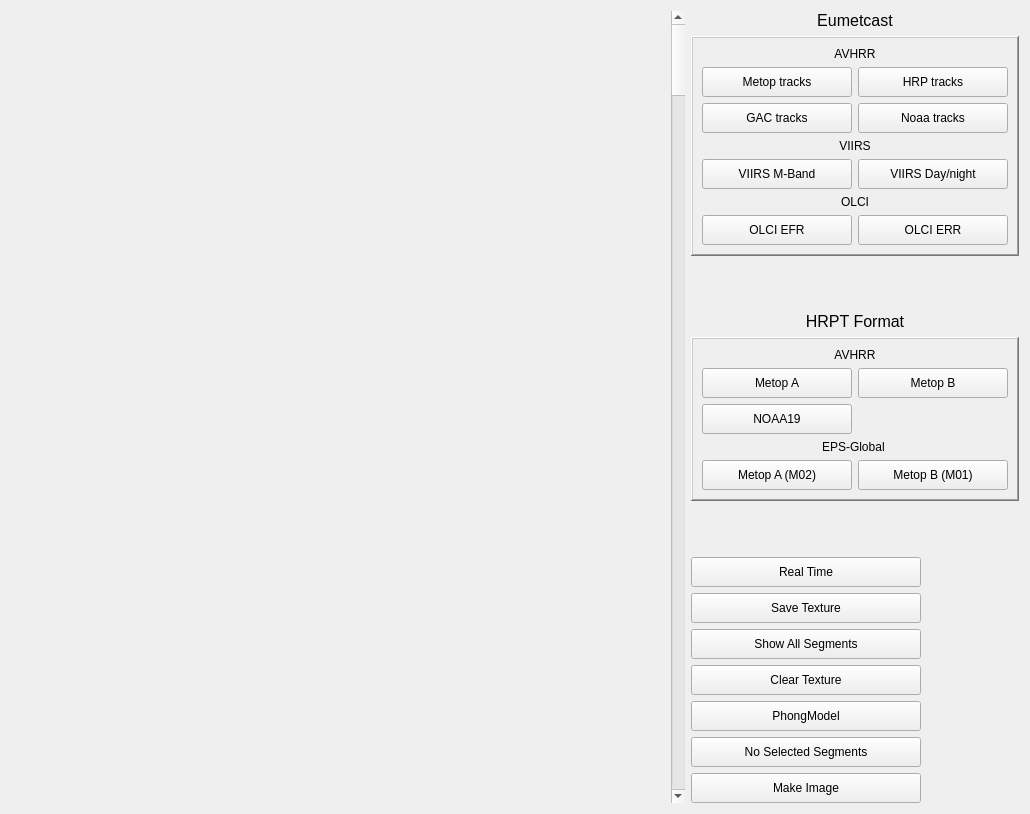
This is core/formmapcyl.ui in hvanruys/EUMETCastView as Qt 5 draws it before an edit. The edited form follows.
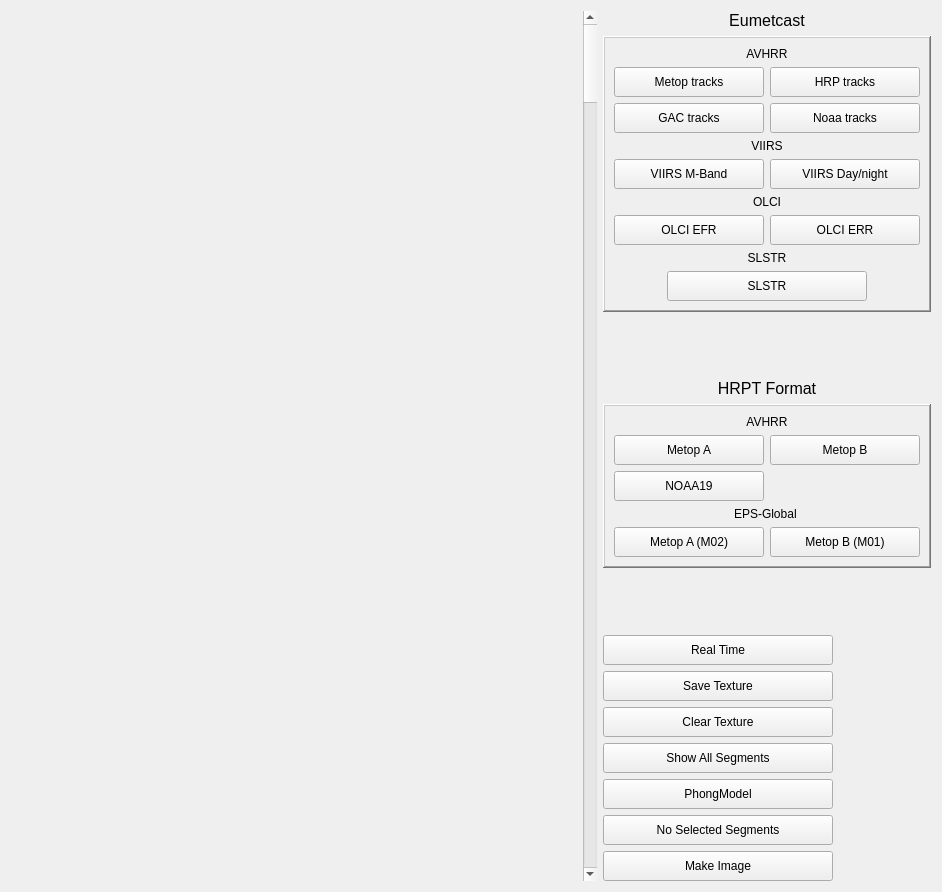
This is the edited form.

Commit message: Support for Sentinel-3A SLSTR images.

What changed in the file:
```diff
--- a/core/formmapcyl.ui
+++ b/core/formmapcyl.ui
@@ -6,14 +6,14 @@
    <rect>
     <x>0</x>
     <y>0</y>
-    <width>1030</width>
-    <height>814</height>
+    <width>942</width>
+    <height>892</height>
    </rect>
   </property>
   <property name="windowTitle">
    <string>Form</string>
   </property>
-  <layout class="QHBoxLayout" name="horizontalLayout_3" stretch="10,0,0">
+  <layout class="QHBoxLayout" name="horizontalLayout_4" stretch="10,0,0">
    <item>
     <widget class="QStackedWidget" name="stackedWidget">
      <property name="sizePolicy">
@@ -35,7 +35,7 @@
     </widget>
    </item>
    <item>
-    <layout class="QVBoxLayout" name="verticalLayout">
+    <layout class="QVBoxLayout" name="verticalLayout" stretch="0,0,0,0,0,0,0,0,0,0,0,0,0">
      <item>
       <widget class="QLabel" name="label">
        <property name="font">
@@ -282,6 +282,65 @@
           </item>
          </layout>
         </item>
+        <item>
+         <widget class="QLabel" name="label_8">
+          <property name="text">
+           <string>SLSTR</string>
+          </property>
+          <property name="alignment">
+           <set>Qt::AlignCenter</set>
+          </property>
+         </widget>
+        </item>
+        <item>
+         <layout class="QHBoxLayout" name="horizontalLayout_3" stretch="0,0,0">
+          <item>
+           <spacer name="horizontalSpacer_2">
+            <property name="orientation">
+             <enum>Qt::Horizontal</enum>
+            </property>
+            <property name="sizeHint" stdset="0">
+             <size>
+              <width>40</width>
+              <height>20</height>
+             </size>
+            </property>
+           </spacer>
+          </item>
+          <item>
+           <widget class="QPushButton" name="btnSLSTR">
+            <property name="minimumSize">
+             <size>
+              <width>200</width>
+              <height>30</height>
+             </size>
+            </property>
+            <property name="maximumSize">
+             <size>
+              <width>16777215</width>
+              <height>16777215</height>
+             </size>
+            </property>
+            <property name="text">
+             <string>SLSTR</string>
+            </property>
+           </widget>
+          </item>
+          <item>
+           <spacer name="horizontalSpacer">
+            <property name="orientation">
+             <enum>Qt::Horizontal</enum>
+            </property>
+            <property name="sizeHint" stdset="0">
+             <size>
+              <width>40</width>
+              <height>20</height>
+             </size>
+            </property>
+           </spacer>
+          </item>
+         </layout>
+        </item>
        </layout>
       </widget>
      </item>
@@ -292,8 +351,8 @@
        </property>
        <property name="sizeHint" stdset="0">
         <size>
-         <width>20</width>
-         <height>40</height>
+         <width>305</width>
+         <height>28</height>
         </size>
        </property>
       </spacer>
@@ -474,6 +533,25 @@
        </property>
       </widget>
      </item>
+     <item>
+      <widget class="QPushButton" name="btnClearTexture">
+       <property name="minimumSize">
+        <size>
+         <width>230</width>
+         <height>30</height>
+        </size>
+       </property>
+       <property name="maximumSize">
+        <size>
+         <width>230</width>
+         <height>16777215</height>
+        </size>
+       </property>
+       <property name="text">
+        <string> Clear Texture </string>
+       </property>
+      </widget>
+     </item>
      <item>
       <widget class="QPushButton" name="btnAllSegments">
        <property name="minimumSize">
@@ -496,25 +574,6 @@
        </property>
       </widget>
      </item>
-     <item>
-      <widget class="QPushButton" name="btnClearTexture">
-       <property name="minimumSize">
-        <size>
-         <width>230</width>
-         <height>30</height>
-        </size>
-       </property>
-       <property name="maximumSize">
-        <size>
-         <width>230</width>
-         <height>16777215</height>
-        </size>
-       </property>
-       <property name="text">
-        <string> Clear Texture </string>
-       </property>
-      </widget>
-     </item>
      <item>
       <widget class="QPushButton" name="btnPhong">
        <property name="minimumSize">
```
Left out of the diff: 2 changed lines with no effect on the pictures. The commit also changes 38 other files.
